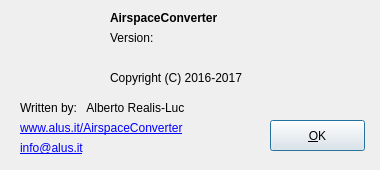
First picture: the form in AirspaceConverterQt/aboutdialog.ui, repository alus-it/AirspaceConverter, before the edit.
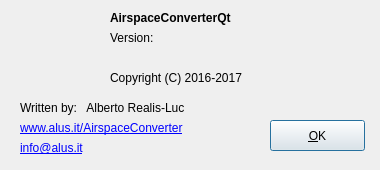
Second picture: the form after the edit. Icons and pictures are not drawn.

Patch:
```diff
--- a/AirspaceConverterQt/aboutdialog.ui
+++ b/AirspaceConverterQt/aboutdialog.ui
@@ -59,7 +59,7 @@
     <rect>
      <x>110</x>
      <y>10</y>
-     <width>161</width>
+     <width>251</width>
      <height>16</height>
     </rect>
    </property>
@@ -70,7 +70,7 @@
     </font>
    </property>
    <property name="text">
-    <string>AirspaceConverter</string>
+    <string>AirspaceConverterQt</string>
    </property>
   </widget>
   <widget class="QLabel" name="label_2">
```
